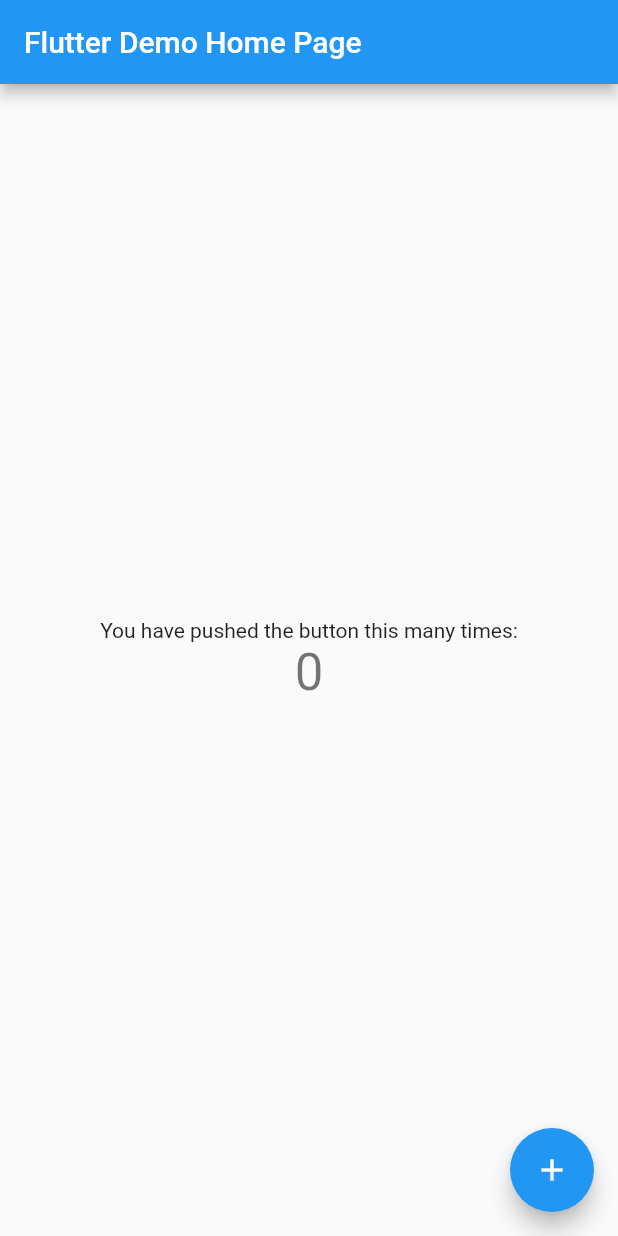
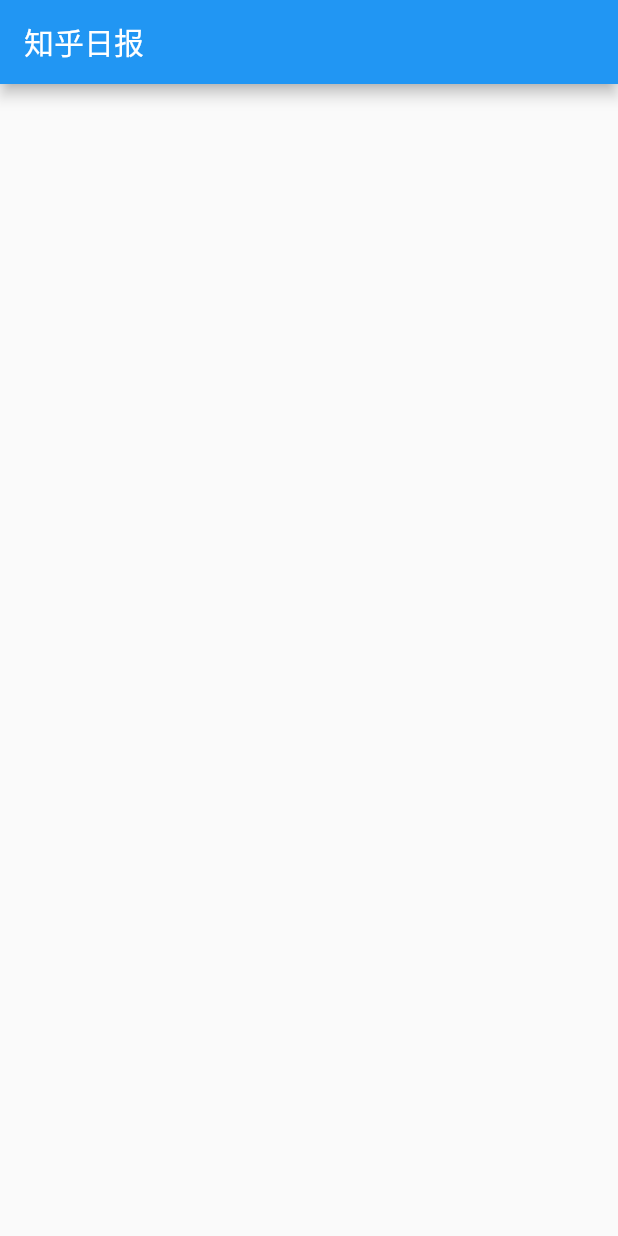
Before and after one commit to zb1006801184/zhihudaily-flutter, a Flutter app: the screen it shows after launch, on a phone screen of 412 x 824 dp. Run offline on Flutter 3.47's test engine with Material 2 defaults, Android fonts, the phone set to English and light mode, and no system bars; our stand-ins replace flutter_swiper, shared_preferences.

Commit message:
添加部分库

```diff
--- /dev/null
+++ b/lib/app.dart
@@ -0,0 +1,20 @@
+import 'package:flutter/material.dart';
+import './routes.dart';
+
+class MyApp extends StatelessWidget {
+  @override
+  Widget build(BuildContext context) {
+    return MaterialApp(
+      title: '知乎日报',
+      initialRoute: '/root',
+      onGenerateRoute: onGenerateRoute,
+      routes: routes,
+      // debugShowCheckedModeBanner: true, //debug标识
+      // theme: ThemeData(
+      //   brightness: Brightness.dark,
+      //   primaryColor: Colors.black,
+      //   accentColor: Colors.cyan[600],
+      // ),
+    );
+  }
+}
--- a/lib/main.dart
+++ b/lib/main.dart
@@ -1,117 +1,8 @@
 import 'package:flutter/material.dart';
-
-void main() {
+import './app.dart';
+import './unitls/sp_util.dart';
+void main() async{
+  WidgetsFlutterBinding.ensureInitialized();
+    await SpUtil.getInstance();
   runApp(MyApp());
 }
-
-class MyApp extends StatelessWidget {
-  // This widget is the root of your application.
-  @override
-  Widget build(BuildContext context) {
-    return MaterialApp(
-      title: 'Flutter Demo',
-      theme: ThemeData(
-        // This is the theme of your application.
-        //
-        // Try running your application with "flutter run". You'll see the
-        // application has a blue toolbar. Then, without quitting the app, try
-        // changing the primarySwatch below to Colors.green and then invoke
-        // "hot reload" (press "r" in the console where you ran "flutter run",
-        // or simply save your changes to "hot reload" in a Flutter IDE).
-        // Notice that the counter didn't reset back to zero; the application
-        // is not restarted.
-        primarySwatch: Colors.blue,
-        // This makes the visual density adapt to the platform that you run
-        // the app on. For desktop platforms, the controls will be smaller and
-        // closer together (more dense) than on mobile platforms.
-        visualDensity: VisualDensity.adaptivePlatformDensity,
-      ),
-      home: MyHomePage(title: 'Flutter Demo Home Page'),
-    );
-  }
-}
-
-class MyHomePage extends StatefulWidget {
-  MyHomePage({Key key, this.title}) : super(key: key);
-
-  // This widget is the home page of your application. It is stateful, meaning
-  // that it has a State object (defined below) that contains fields that affect
-  // how it looks.
-
-  // This class is the configuration for the state. It holds the values (in this
-  // case the title) provided by the parent (in this case the App widget) and
-  // used by the build method of the State. Fields in a Widget subclass are
-  // always marked "final".
-
-  final String title;
-
-  @override
-  _MyHomePageState createState() => _MyHomePageState();
-}
-
-class _MyHomePageState extends State<MyHomePage> {
-  int _counter = 0;
-
-  void _incrementCounter() {
-    setState(() {
-      // This call to setState tells the Flutter framework that something has
-      // changed in this State, which causes it to rerun the build method below
-      // so that the display can reflect the updated values. If we changed
-      // _counter without calling setState(), then the build method would not be
-      // called again, and so nothing would appear to happen.
-      _counter++;
-    });
-  }
-
-  @override
-  Widget build(BuildContext context) {
-    // This method is rerun every time setState is called, for instance as done
-    // by the _incrementCounter method above.
-    //
-    // The Flutter framework has been optimized to make rerunning build methods
-    // fast, so that you can just rebuild anything that needs updating rather
-    // than having to individually change instances of widgets.
-    return Scaffold(
-      appBar: AppBar(
-        // Here we take the value from the MyHomePage object that was created by
-        // the App.build method, and use it to set our appbar title.
-        title: Text(widget.title),
-      ),
-      body: Center(
-        // Center is a layout widget. It takes a single child and positions it
-        // in the middle of the parent.
-        child: Column(
-          // Column is also a layout widget. It takes a list of children and
-          // arranges them vertically. By default, it sizes itself to fit its
-          // children horizontally, and tries to be as tall as its parent.
-          //
-          // Invoke "debug painting" (press "p" in the console, choose the
-          // "Toggle Debug Paint" action from the Flutter Inspector in Android
-          // Studio, or the "Toggle Debug Paint" command in Visual Studio Code)
-          // to see the wireframe for each widget.
-          //
-          // Column has various properties to control how it sizes itself and
-          // how it positions its children. Here we use mainAxisAlignment to
-          // center the children vertically; the main axis here is the vertical
-          // axis because Columns are vertical (the cross axis would be
-          // horizontal).
-          mainAxisAlignment: MainAxisAlignment.center,
-          children: <Widget>[
-            Text(
-              'You have pushed the button this many times:',
-            ),
-            Text(
-              '$_counter',
-              style: Theme.of(context).textTheme.headline4,
-            ),
-          ],
-        ),
-      ),
-      floatingActionButton: FloatingActionButton(
-        onPressed: _incrementCounter,
-        tooltip: 'Increment',
-        child: Icon(Icons.add),
-      ), // This trailing comma makes auto-formatting nicer for build methods.
-    );
-  }
-}
--- /dev/null
+++ b/lib/routes.dart
@@ -0,0 +1,22 @@
+import 'package:flutter/material.dart';
+import './routes/root.dart';
+final routes = {
+    '/root': (context, {arguments}) => Root(),
+};
+
+var onGenerateRoute = (RouteSettings settings) {
+  final String name = settings.name;
+  final Function pageContentBuilder = routes[name];
+  if (pageContentBuilder != null) {
+    if (settings.arguments != null) {
+      final Route route = MaterialPageRoute(
+          builder: (context) =>
+              pageContentBuilder(context, arguments: settings.arguments));
+      return route;
+    } else {
+      final Route route =
+          MaterialPageRoute(builder: (context) => pageContentBuilder(context));
+      return route;
+    }
+  }
+};
--- /dev/null
+++ b/lib/routes/root.dart
@@ -0,0 +1,28 @@
+import 'package:flutter/material.dart';
+import 'package:flutter_swiper/flutter_swiper.dart';
+
+class Root extends StatefulWidget {
+  @override
+  _RootState createState() => _RootState();
+}
+
+class _RootState extends State<Root> {
+  @override
+  Widget build(BuildContext context) {
+    return Scaffold(
+      appBar: AppBar(
+        title: Text("知乎日报"),
+      ),
+      body: Container(
+        child:
+        Swiper(itemCount: 2,
+        itemBuilder: (BuildContext context, int index) {
+            return Container(
+
+            );
+          },
+        )
+      ),
+    );
+  }
+}
--- a/pubspec.yaml
+++ b/pubspec.yaml
@@ -28,6 +28,12 @@ dependencies:
   # The following adds the Cupertino Icons font to your application.
   # Use with the CupertinoIcons class for iOS style icons.
   cupertino_icons: ^0.1.3
+  ##轮播图 banner
+  flutter_swiper: ^1.1.6
+  # 网络请求库
+  dio: ^3.0.9
+    # 数据持久化
+  shared_preferences: ^0.5.8
 
 dev_dependencies:
   flutter_test:
```
Also changed, not shown: lib/unitls/global.dart (added, +23 -0 lines), lib/unitls/sp_util.dart (added, +71 -0 lines), pubspec.lock, 4 other files.
